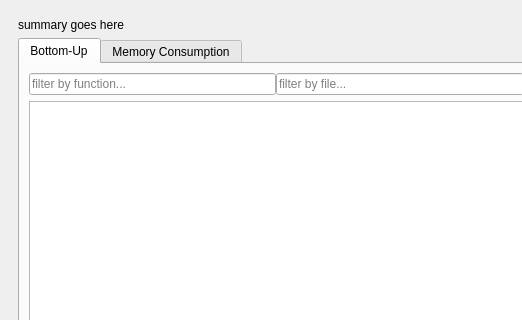
Old version of the form gui/mainwindow.ui in the repository KDE/heaptrack; both pictures show x 0 to 522 and y 0 to 320 of the 800 by 600 pixel window.
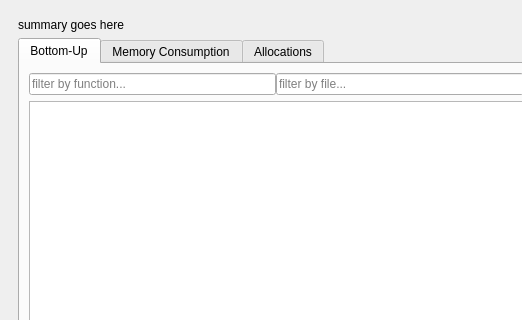
New version of the form. The open tabs and pages were chosen to show the change. Custom widgets are drawn as their Qt base class.

Commit message: Also show total number of allocations over time.

```diff
--- a/gui/mainwindow.ui
+++ b/gui/mainwindow.ui
@@ -171,6 +171,11 @@
             <string>Memory Consumption</string>
            </attribute>
           </widget>
+          <widget class="ChartWidget" name="allocationsTab">
+           <attribute name="title">
+            <string>Allocations</string>
+           </attribute>
+          </widget>
          </widget>
         </item>
        </layout>
```
The commit also changes 10 other files.
